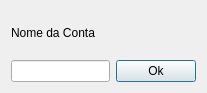
Before: the Qt Designer form ui files/newacc.ui in felipepo/FinancialHelper---PyQT, drawn with Qt 5.
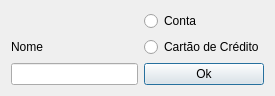
After: the same form once the commit is applied.

Patch:
```diff
--- a/ui files/newacc.ui
+++ b/ui files/newacc.ui
@@ -6,31 +6,45 @@
    <rect>
     <x>0</x>
     <y>0</y>
-    <width>207</width>
-    <height>93</height>
+    <width>275</width>
+    <height>90</height>
    </rect>
   </property>
   <property name="windowTitle">
    <string>Dialog</string>
   </property>
   <layout class="QGridLayout" name="gridLayout">
-   <item row="0" column="0">
+   <item row="2" column="1">
+    <widget class="QPushButton" name="OK">
+     <property name="text">
+      <string>Ok</string>
+     </property>
+    </widget>
+   </item>
+   <item row="1" column="1">
+    <widget class="QRadioButton" name="CCRadio">
+     <property name="text">
+      <string>Cartão de Crédito</string>
+     </property>
+    </widget>
+   </item>
+   <item row="2" column="0">
+    <widget class="QLineEdit" name="lineEdit"/>
+   </item>
+   <item row="0" column="1">
+    <widget class="QRadioButton" name="AccRadio">
+     <property name="text">
+      <string>Conta</string>
+     </property>
+    </widget>
+   </item>
+   <item row="1" column="0">
     <widget class="QLabel" name="label">
      <property name="styleSheet">
       <string notr="true">font: 63 11pt &quot;Segoe UI Semibold&quot;;</string>
      </property>
      <property name="text">
-      <string>Nome da Conta</string>
-     </property>
-    </widget>
-   </item>
-   <item row="1" column="0">
-    <widget class="QLineEdit" name="lineEdit"/>
-   </item>
-   <item row="1" column="1">
-    <widget class="QPushButton" name="pushButton">
-     <property name="text">
-      <string>Ok</string>
+      <string>Nome</string>
      </property>
     </widget>
    </item>
```
